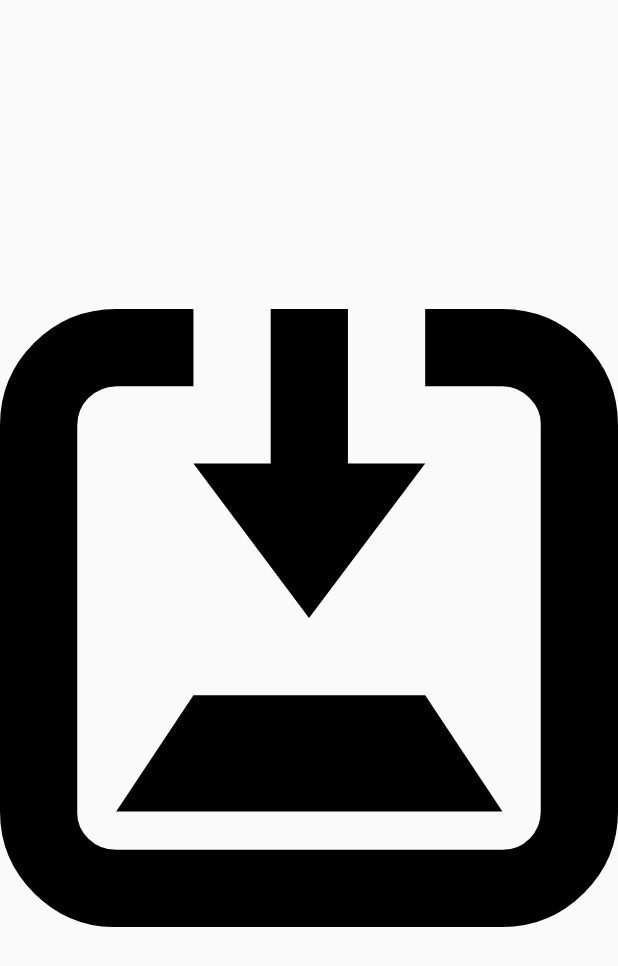
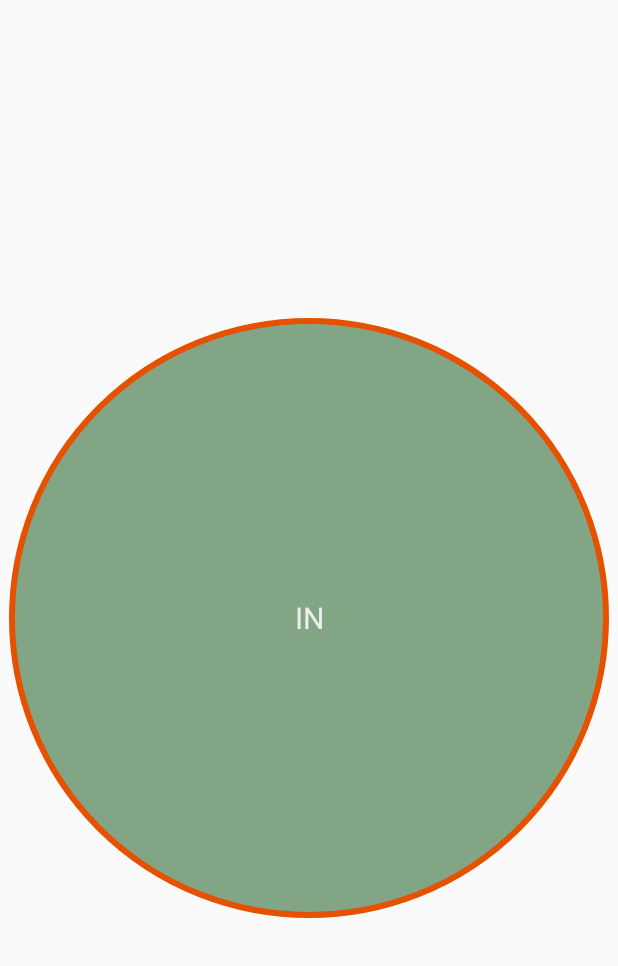
Before and after one commit to ulisescervera/workday-meter, an Android app built with Jetpack Compose: the layout widget_home.xml on its own in the app's theme, with its tools: preview values and no code run, on a phone screen of 412 x 824 dp. Shown: the top 966 px of the screen. Run offline under Robolectric (Android 15) with nearby library versions, the phone set to English and light mode, and no system bars.

Commit message:
App widget layout customized

```diff
--- /dev/null
+++ b/app/src/main/res/drawable/bg_tv_widget_in.xml
@@ -0,0 +1,6 @@
+<?xml version="1.0" encoding="utf-8"?>
+<shape xmlns:android="http://schemas.android.com/apk/res/android" android:shape="oval">
+    <size android:width="400dp" android:height="400dp" />
+    <solid android:color="#881B5E20" />
+    <stroke android:color="#FFE65100" android:width="4dp" />
+</shape>
--- /dev/null
+++ b/app/src/main/res/drawable/bg_tv_widget_out.xml
@@ -0,0 +1,6 @@
+<?xml version="1.0" encoding="utf-8"?>
+<shape xmlns:android="http://schemas.android.com/apk/res/android" android:shape="oval">
+    <size android:width="400dp" android:height="400dp" />
+    <solid android:color="#881B5E20" />
+    <stroke android:color="#88E65100" android:width="4dp" />
+</shape>
--- a/app/src/main/res/layout/widget_home.xml
+++ b/app/src/main/res/layout/widget_home.xml
@@ -1,15 +1,29 @@
 <?xml version="1.0" encoding="utf-8"?>
-<LinearLayout xmlns:android="http://schemas.android.com/apk/res/android"
-    android:orientation="vertical"
+<RelativeLayout xmlns:android="http://schemas.android.com/apk/res/android"
     android:layout_width="match_parent"
-    android:layout_height="match_parent">
+    android:layout_height="match_parent"
+    android:orientation="vertical">
 
-    <ImageButton
+    <ImageView
+        android:id="@+id/background"
         android:layout_width="match_parent"
         android:layout_height="match_parent"
+        android:scaleType="centerInside"
+        android:src="@drawable/bg_tv_widget_in" />
+
+    <TextView
         android:id="@+id/btn_toggle"
-        android:background="@null"
-        android:scaleType="fitCenter"
-        android:src="@drawable/ic_clock_in" />
+        android:layout_width="match_parent"
+        android:layout_height="match_parent"
+        android:autoSizeMaxTextSize="30sp"
+        android:autoSizeMinTextSize="10sp"
+        android:elevation="10dp"
+        android:gravity="center"
+        android:maxLines="1"
+        android:padding="10dp"
+        android:text="@string/in"
+        android:textAlignment="center"
+        android:textColor="#FFEEEEEE"
+        android:textSize="20sp" />
 
-</LinearLayout>
+</RelativeLayout>
--- a/app/src/main/res/values/strings.xml
+++ b/app/src/main/res/values/strings.xml
@@ -10,4 +10,7 @@
     <string name="start_tracking">Start tracking</string>
     <string name="stop">Stop</string>
 
+    <string name="in">IN</string>
+    <string name="out">OUT</string>
+
 </resources>
```
Also changed, not shown: app/src/main/java/com/gmail/uli153/workdaymeter/ui/widget/StateWidgetProvider.kt (+6 -3 lines).
